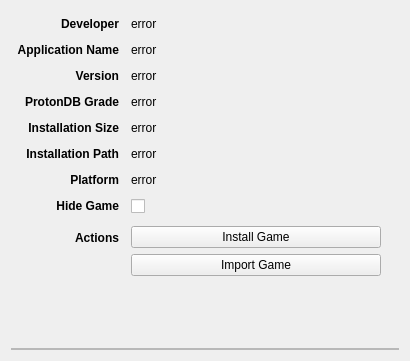
This is rare/ui/components/tabs/games/game_info/game_info.ui in RareDevs/Rare as Qt 5 draws it before an edit. The edited form follows.
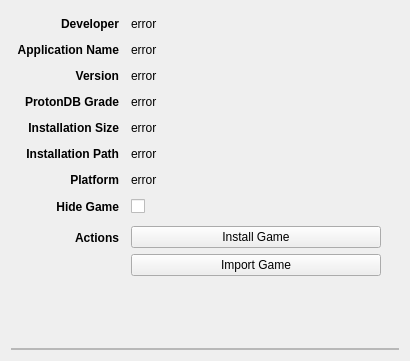
This is the edited form.

Commit message: Fix markdown text in hide label

The edit to the form file:
```diff
--- a/rare/ui/components/tabs/games/game_info/game_info.ui
+++ b/rare/ui/components/tabs/games/game_info/game_info.ui
@@ -528,8 +528,17 @@
        </item>
        <item row="7" column="0">
         <widget class="QLabel" name="label">
+         <property name="font">
+          <font>
+           <weight>75</weight>
+           <bold>true</bold>
+          </font>
+         </property>
          <property name="text">
-          <string>&lt;html&gt;&lt;head/&gt;&lt;body&gt;&lt;p align=&quot;right&quot;&gt;&lt;span style=&quot; font-weight:600;&quot;&gt;Hide Game&lt;/span&gt;&lt;/p&gt;&lt;/body&gt;&lt;/html&gt;</string>
+          <string>Hide Game</string>
+         </property>
+         <property name="alignment">
+          <set>Qt::AlignRight|Qt::AlignTrailing|Qt::AlignVCenter</set>
          </property>
         </widget>
        </item>
```
The commit also changes 1 other file.
